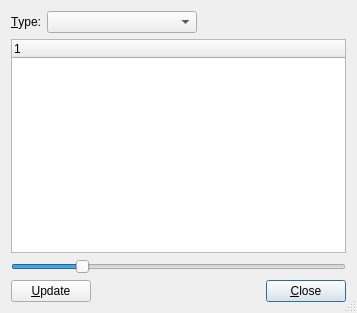
Old version of the form src/frontends/qt4/ui/QTocUi.ui in the repository cburschka/lyx.
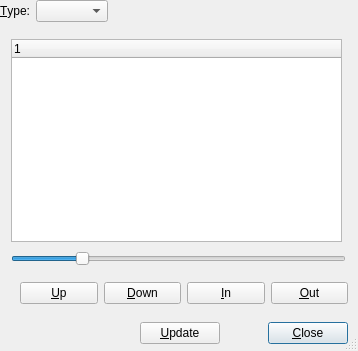
New version of the form.

Commit message: Add outlining functionality to the Qt4 TOC dialog.

Diff of the .ui file:
```diff
--- a/src/frontends/qt4/ui/QTocUi.ui
+++ b/src/frontends/qt4/ui/QTocUi.ui
@@ -8,8 +8,8 @@
    <rect>
     <x>0</x>
     <y>0</y>
-    <width>357</width>
-    <height>313</height>
+    <width>358</width>
+    <height>351</height>
    </rect>
   </property>
   <property name="windowTitle" >
@@ -18,14 +18,7 @@
   <property name="sizeGripEnabled" >
    <bool>true</bool>
   </property>
-  <layout class="QVBoxLayout" >
-   <property name="margin" >
-    <number>11</number>
-   </property>
-   <property name="spacing" >
-    <number>6</number>
-   </property>
-   <item>
+  <widget class="QWidget" name="" >
     <layout class="QHBoxLayout" >
      <property name="margin" >
       <number>0</number>
@@ -72,12 +65,16 @@
       </spacer>
      </item>
     </layout>
-   </item>
-   <item>
-    <widget class="QTreeWidget" name="tocTW" />
-   </item>
-   <item>
+  </widget>
     <widget class="QSlider" name="depthSL" >
+   <property name="geometry" >
+    <rect>
+     <x>11</x>
+     <y>248</y>
+     <width>335</width>
+     <height>21</height>
+    </rect>
+   </property>
      <property name="maximum" >
       <number>5</number>
      </property>
@@ -91,39 +88,69 @@
       <enum>Qt::Horizontal</enum>
      </property>
     </widget>
-   </item>
-   <item>
-    <layout class="QHBoxLayout" >
+  <widget class="QWidget" name="" >
+   <property name="geometry" >
+    <rect>
+     <x>20</x>
+     <y>280</y>
+     <width>328</width>
+     <height>27</height>
+    </rect>
+   </property>
+   <layout class="QGridLayout" >
      <property name="margin" >
       <number>0</number>
      </property>
      <property name="spacing" >
       <number>6</number>
      </property>
-     <item>
-      <widget class="QPushButton" name="updatePB" >
+    <item row="0" column="0" >
+     <widget class="QPushButton" name="moveUpPB" >
        <property name="text" >
-        <string>&amp;Update</string>
+       <string>&amp;Up</string>
        </property>
       </widget>
      </item>
-     <item>
-      <spacer>
-       <property name="orientation" >
-        <enum>Qt::Horizontal</enum>
-       </property>
-       <property name="sizeType" >
-        <enum>QSizePolicy::Expanding</enum>
-       </property>
-       <property name="sizeHint" >
-        <size>
-         <width>20</width>
-         <height>20</height>
-        </size>
-       </property>
-      </spacer>
-     </item>
-     <item>
+    <item row="0" column="1" >
+     <widget class="QPushButton" name="moveDownPB" >
+      <property name="text" >
+       <string>&amp;Down</string>
+      </property>
+     </widget>
+    </item>
+    <item row="0" column="3" >
+     <widget class="QPushButton" name="moveOutPB" >
+      <property name="text" >
+       <string>&amp;Out</string>
+      </property>
+     </widget>
+    </item>
+    <item row="0" column="2" >
+     <widget class="QPushButton" name="moveInPB" >
+      <property name="text" >
+       <string>&amp;In</string>
+      </property>
+     </widget>
+    </item>
+   </layout>
+  </widget>
+  <widget class="QWidget" name="" >
+   <property name="geometry" >
+    <rect>
+     <x>140</x>
+     <y>320</y>
+     <width>208</width>
+     <height>27</height>
+    </rect>
+   </property>
+   <layout class="QGridLayout" >
+    <property name="margin" >
+     <number>0</number>
+    </property>
+    <property name="spacing" >
+     <number>6</number>
+    </property>
+    <item row="0" column="2" >
       <widget class="QPushButton" name="closePB" >
        <property name="text" >
         <string>&amp;Close</string>
@@ -133,9 +160,38 @@
        </property>
       </widget>
      </item>
-    </layout>
-   </item>
-  </layout>
+    <item row="0" column="1" >
+     <spacer>
+      <property name="orientation" >
+       <enum>Qt::Horizontal</enum>
+      </property>
+      <property name="sizeHint" >
+       <size>
+        <width>40</width>
+        <height>20</height>
+       </size>
+      </property>
+     </spacer>
+    </item>
+    <item row="0" column="0" >
+     <widget class="QPushButton" name="updatePB" >
+      <property name="text" >
+       <string>&amp;Update</string>
+      </property>
+     </widget>
+    </item>
+   </layout>
+  </widget>
+  <widget class="QTreeWidget" name="tocTW" >
+   <property name="geometry" >
+    <rect>
+     <x>11</x>
+     <y>39</y>
+     <width>331</width>
+     <height>203</height>
+    </rect>
+   </property>
+  </widget>
  </widget>
  <pixmapfunction>qPixmapFromMimeSource</pixmapfunction>
  <resources/>
```
Lines whose indentation alone changed are shown as unchanged. The commit also changes 4 other files.
